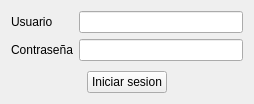
DanielaGanan/biblioteca, file iniciosesion.ui: the form before one commit.
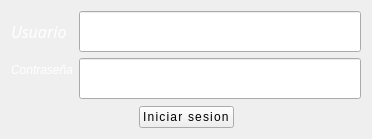
The form after the commit. Icons and pictures are not drawn.

Diff of the .ui file:
```diff
--- a/iniciosesion.ui
+++ b/iniciosesion.ui
@@ -6,13 +6,17 @@
    <rect>
     <x>0</x>
     <y>0</y>
-    <width>254</width>
-    <height>104</height>
+    <width>372</width>
+    <height>139</height>
    </rect>
   </property>
   <property name="windowTitle">
    <string>Form</string>
   </property>
+  <property name="windowIcon">
+   <iconset resource="resource.qrc">
+    <normaloff>:/recursos/Img/pagina-de-inicio-de-sesion.png</normaloff>:/recursos/Img/pagina-de-inicio-de-sesion.png</iconset>
+  </property>
   <layout class="QGridLayout" name="gridLayout">
    <item row="1" column="0">
     <spacer name="horizontalSpacer">
@@ -29,6 +33,10 @@
    </item>
    <item row="1" column="1">
     <widget class="QPushButton" name="botInicioSesion">
+     <property name="styleSheet">
+      <string notr="true">font: 16pt &quot;Haettenschweiler&quot;;
+letter-spacing: 1.2px;</string>
+     </property>
      <property name="text">
       <string>Iniciar sesion</string>
      </property>
@@ -51,16 +59,32 @@
     <layout class="QFormLayout" name="formLayout">
      <item row="0" column="0">
       <widget class="QLabel" name="label">
+       <property name="font">
+        <font>
+         <family>Montserrat</family>
+         <pointsize>12</pointsize>
+         <italic>true</italic>
+         <bold>false</bold>
+        </font>
+       </property>
+       <property name="styleSheet">
+        <string notr="true">font: 12pt &quot;Montserrat&quot;;
+color: white;
+font-style: italic;
+</string>
+       </property>
        <property name="text">
         <string>Usuario</string>
        </property>
       </widget>
      </item>
-     <item row="0" column="1">
-      <widget class="QLineEdit" name="usuarioLineEdit"/>
-     </item>
      <item row="1" column="0">
       <widget class="QLabel" name="label_2">
+       <property name="styleSheet">
+        <string notr="true">font: 12pt &quot;Montserrat&quot;;
+color: white;
+font-style: italic;</string>
+       </property>
        <property name="text">
         <string>Contraseña</string>
        </property>
@@ -68,11 +92,29 @@
      </item>
      <item row="1" column="1">
       <widget class="QLineEdit" name="contrasenaLineEdit">
+       <property name="styleSheet">
+        <string notr="true">height: 35px;
+font-size: 14px;</string>
+       </property>
        <property name="echoMode">
         <enum>QLineEdit::EchoMode::Password</enum>
        </property>
       </widget>
      </item>
+     <item row="0" column="1">
+      <widget class="QLineEdit" name="usuarioLineEdit">
+       <property name="maximumSize">
+        <size>
+         <width>16777215</width>
+         <height>16777215</height>
+        </size>
+       </property>
+       <property name="styleSheet">
+        <string notr="true">height: 35px;
+font-size: 14px;</string>
+       </property>
+      </widget>
+     </item>
     </layout>
    </item>
   </layout>
```
Left out of the diff: 4 changed lines with no effect on the pictures.
